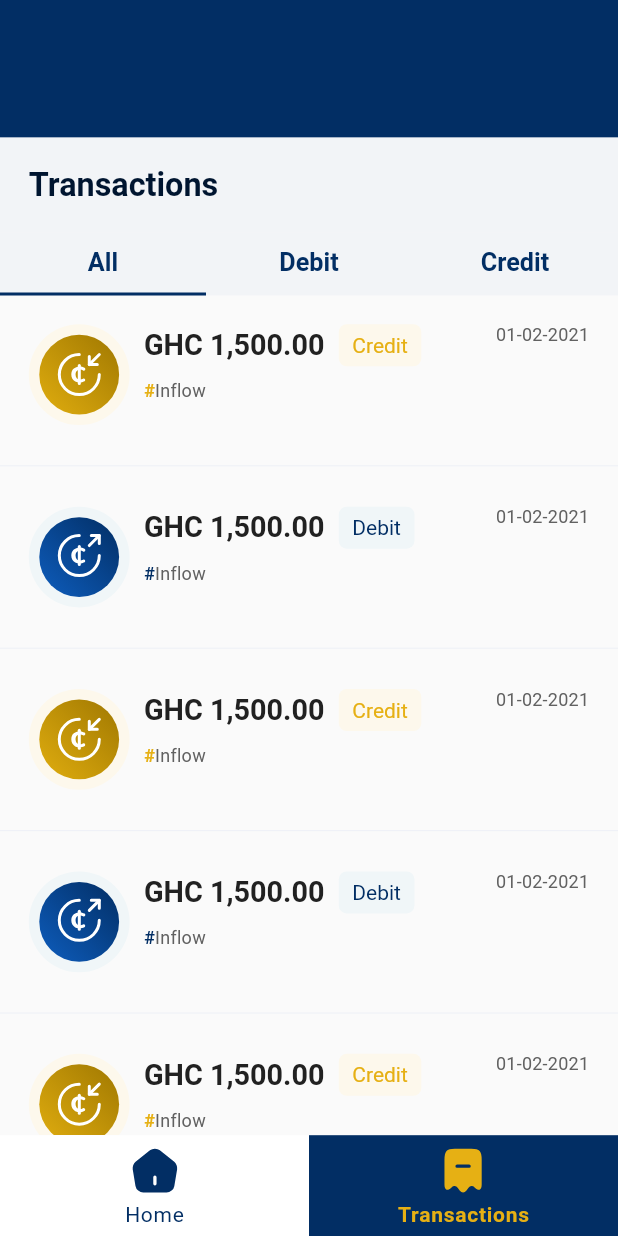
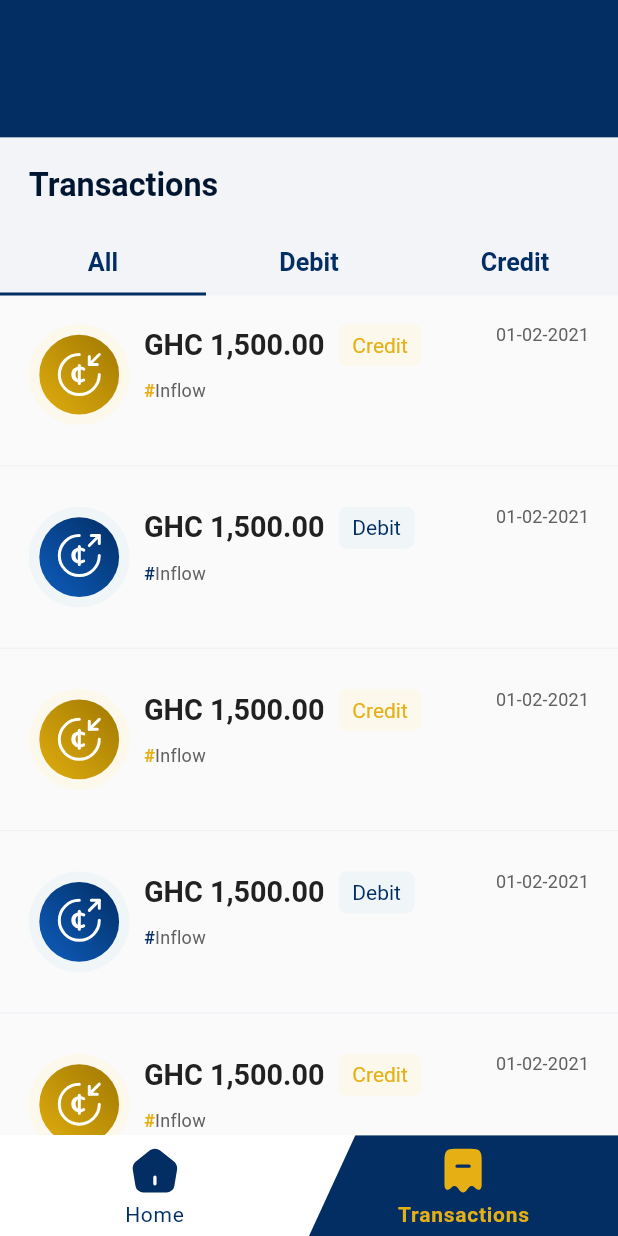
Before and after one commit to Trinity6264/bank, a Flutter app: the DashBoardPage screen opened by its route, scrolled down 576 dp, after a tap on "Transactions", on a phone screen of 412 x 824 dp. Run offline on Flutter 3.47's test engine with Material 2 defaults, Android fonts, the phone set to English and light mode, and no system bars; our stand-ins replace auto_route, auto_size_text, bloc, flutter_bloc, flutter_svg, freezed_annotation and 1 more.

Commit message:
Created a custom shapes for the bottom navbar

```diff
--- /dev/null
+++ b/lib/common/home_shape.dart
@@ -0,0 +1,21 @@
+import 'package:flutter/widgets.dart';
+
+class HomeShape extends CustomClipper<Path> {
+  @override
+  Path getClip(Size size) {
+    final path = Path()
+      ..moveTo(0, 0)
+      ..lineTo(size.width, 0)
+      ..lineTo(size.width * 0.85, size.height)
+      ..lineTo(size.width, size.height)
+      ..lineTo(0, size.height);
+    path.close();
+
+    return path;
+  }
+
+  @override
+  bool shouldReclip(covariant CustomClipper<Path> oldClipper) {
+    return true;
+  }
+}
--- /dev/null
+++ b/lib/common/transaction_shape.dart
@@ -0,0 +1,21 @@
+import 'package:flutter/widgets.dart';
+
+class TransactionShape extends CustomClipper<Path> {
+  @override
+  Path getClip(Size size) {
+    final path = Path()
+      ..moveTo(0, size.height)
+      ..lineTo(0, size.height)
+      ..lineTo(size.width * 0.15, 0)
+      ..lineTo(size.width, 0)
+      ..lineTo(size.width, size.height);
+    path.close();
+
+    return path;
+  }
+
+  @override
+  bool shouldReclip(covariant CustomClipper<Path> oldClipper) {
+    return true;
+  }
+}
--- a/lib/dashboard/components/custom_bottom_navbar.dart
+++ b/lib/dashboard/components/custom_bottom_navbar.dart
@@ -1,5 +1,7 @@
 import 'package:auto_route/auto_route.dart';
 import 'package:bank/common/constant.dart';
+import 'package:bank/common/home_shape.dart';
+import 'package:bank/common/transaction_shape.dart';
 import 'package:flutter/material.dart';
 import 'package:flutter_svg/flutter_svg.dart';
 
@@ -12,7 +14,8 @@ class CustomBottomNavbar extends StatelessWidget {
 
   @override
   Widget build(BuildContext context) {
-    return SizedBox(
+    return Container(
+      color: const Color(0xffffffff),
       width: double.infinity,
       height: context.getNavbarHeightSize(),
       child: Row(
@@ -22,7 +25,10 @@ class CustomBottomNavbar extends StatelessWidget {
               onTap: () {
                 tabsRouter.setActiveIndex(0);
               },
+              child: ClipPath(
+                clipper: HomeShape(),
                 child: AnimatedContainer(
+                  curve: Curves.ease,
                   duration: const Duration(milliseconds: 300),
                   color: tabsRouter.activeIndex == 0
                       ? context.primaryColor
@@ -58,12 +64,16 @@ class CustomBottomNavbar extends StatelessWidget {
                 ),
               ),
             ),
+          ),
           Expanded(
             child: GestureDetector(
               onTap: () {
                 tabsRouter.setActiveIndex(1);
               },
+              child: ClipPath(
+                clipper: TransactionShape(),
                 child: AnimatedContainer(
+                    curve: Curves.ease,
                     duration: const Duration(milliseconds: 300),
                     color: tabsRouter.activeIndex == 1
                         ? context.primaryColor
@@ -98,6 +108,7 @@ class CustomBottomNavbar extends StatelessWidget {
                     )),
               ),
             ),
+          ),
         ],
       ),
     );
--- a/lib/profile/page/profile_page.dart
+++ b/lib/profile/page/profile_page.dart
@@ -5,6 +5,7 @@ import 'package:bank/profile/components/account_settings.dart';
 import 'package:bank/profile/components/profile_info.dart';
 import 'package:bank/routes/bank_auto_router.gr.dart';
 import 'package:flutter/material.dart';
+import 'package:flutter_svg/flutter_svg.dart';
 
 @RoutePage()
 class ProfilePage extends StatelessWidget {
@@ -28,10 +29,14 @@ class ProfilePage extends StatelessWidget {
             bottom: context.getMediumPaddingSize(),
             right: context.getMediumPaddingSize(),
           ),
-          child: const Row(
+          child: Row(
             mainAxisAlignment: MainAxisAlignment.spaceBetween,
             children: [
-              CustomBackButton(),
+              const CustomBackButton(),
+              SvgPicture.asset(
+                "assets/logo.svg",
+                width: MediaQuery.sizeOf(context).height / 10,
+              ),
             ],
           ),
         ),
--- a/lib/reset_password/page/reset_password_page.dart
+++ b/lib/reset_password/page/reset_password_page.dart
@@ -6,6 +6,7 @@ import 'package:bank/reset_password/components/confirm_new_password_input.dart';
 import 'package:bank/reset_password/components/new_password_input.dart';
 import 'package:bank/reset_password/components/old_password_input.dart';
 import 'package:flutter/material.dart';
+import 'package:flutter_svg/flutter_svg.dart';
 
 @RoutePage()
 class ResetPasswordPage extends StatelessWidget {
@@ -44,10 +45,14 @@ class ResetPasswordPage extends StatelessWidget {
               crossAxisAlignment: CrossAxisAlignment.stretch,
               mainAxisAlignment: MainAxisAlignment.center,
               children: [
-                const Row(
+                Row(
                   mainAxisAlignment: MainAxisAlignment.spaceBetween,
                   children: [
-                    CustomBackButton(),
+                    const CustomBackButton(),
+                    SvgPicture.asset(
+                      "assets/logo.svg",
+                      width: MediaQuery.sizeOf(context).height / 10,
+                    ),
                   ],
                 ),
                 Expanded(
```
Lines whose indentation alone changed are shown as unchanged.
